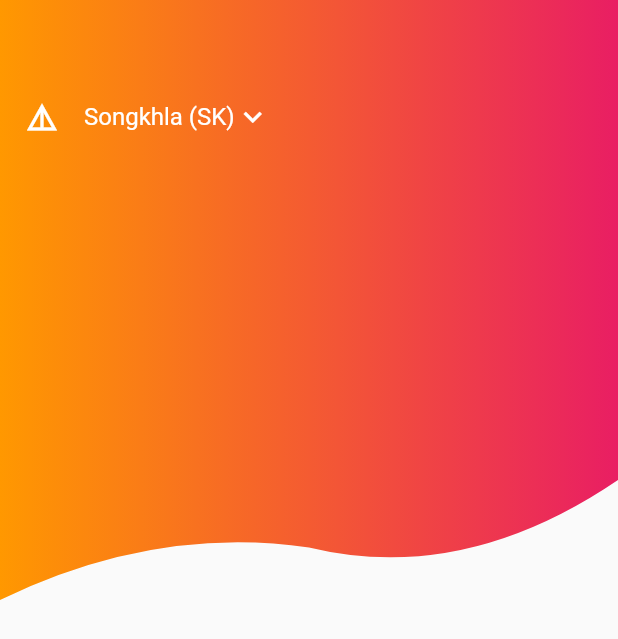
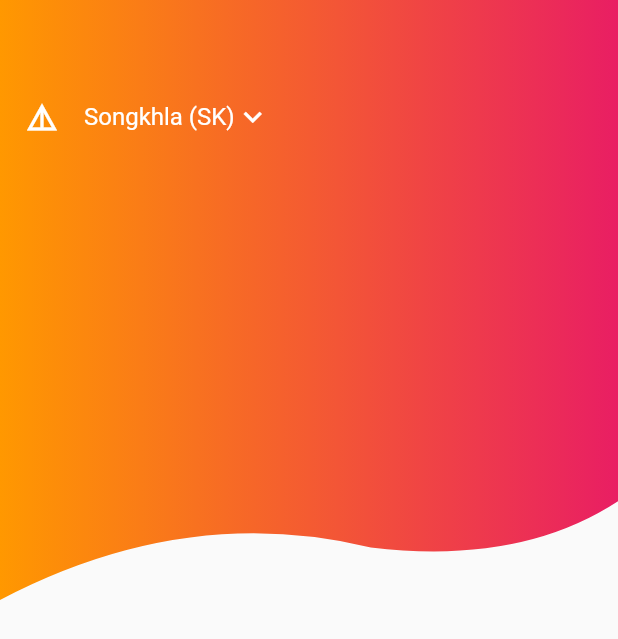
Before and after one commit to SirawichDev/Reservations_list, a Flutter app: the screen it shows after launch, on a phone screen of 412 x 824 dp. Shown: the top 639 px of the screen. Run offline on Flutter 3.47's test engine with Material 2 defaults, Android fonts, the phone set to English and light mode, and no system bars.

Commit message:
cliper update

```diff
--- a/lib/clipper/CustomShapClipper.dart
+++ b/lib/clipper/CustomShapClipper.dart
@@ -6,14 +6,18 @@ class CustomShapeClipper extends CustomClipper<Path>{
    final Path path = Path();
    path.lineTo(0.0, size.height);
 
-   var firstEndPoint = Offset(size.width * .5, size.height - 35.0);
-   var firstControlPoint = Offset(size.width * .25, size.height - 50.0);
+   var firstEndPoint = Offset(size.width * .6, size.height - 35.0); //จุด2
+   var firstControlPoint = Offset(size.width * .3, size.height - 65.0); //จุด1
 
    path.quadraticBezierTo(firstControlPoint.dx, firstControlPoint.dy, firstEndPoint.dx, firstEndPoint.dy);
 
-   var secondEndPoint = Offset(size.width,size.height - 80.0);
-   var secondControlPoint = Offset(size.width *.75, size.height - 10);
+   var secondEndPoint = Offset(size.width +30,size.height - 90.0);
+   var secondControlPoint = Offset(size.width *.9, size.height - 20);
    path.quadraticBezierTo(secondControlPoint.dx, secondControlPoint.dy, secondEndPoint.dx, secondEndPoint.dy);
+//
+//   var thirdEndPoint = Offset(size.width,size.height -50.0);
+//   var thirdControlPoint = Offset(size.width * .40, size.height - 150);
+//   path.quadraticBezierTo(thirdControlPoint.dx, thirdControlPoint.dy, thirdEndPoint.dx, thirdEndPoint.dy);
    path.lineTo(size.width, 0.0);
    path.close();
    return path;
@@ -21,7 +25,7 @@ class CustomShapeClipper extends CustomClipper<Path>{
 
   @override
   bool shouldReclip(CustomClipper oldClipper) {
-    // TODO: implement shouldReclip
+
     return true;
   }
 
```
